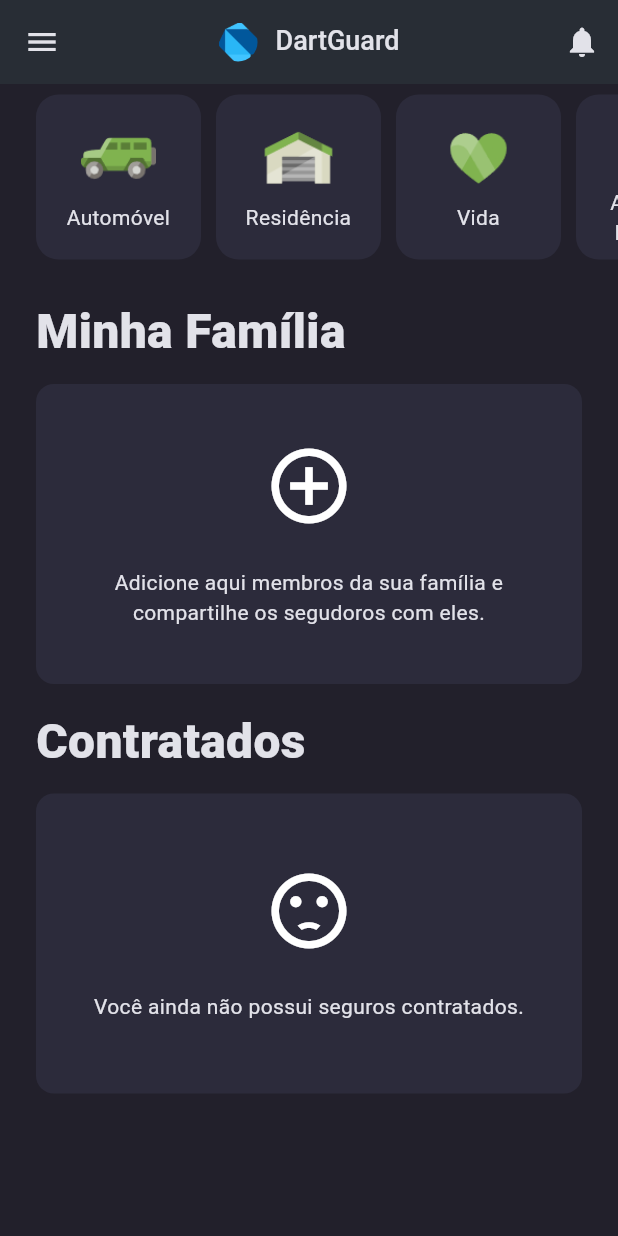
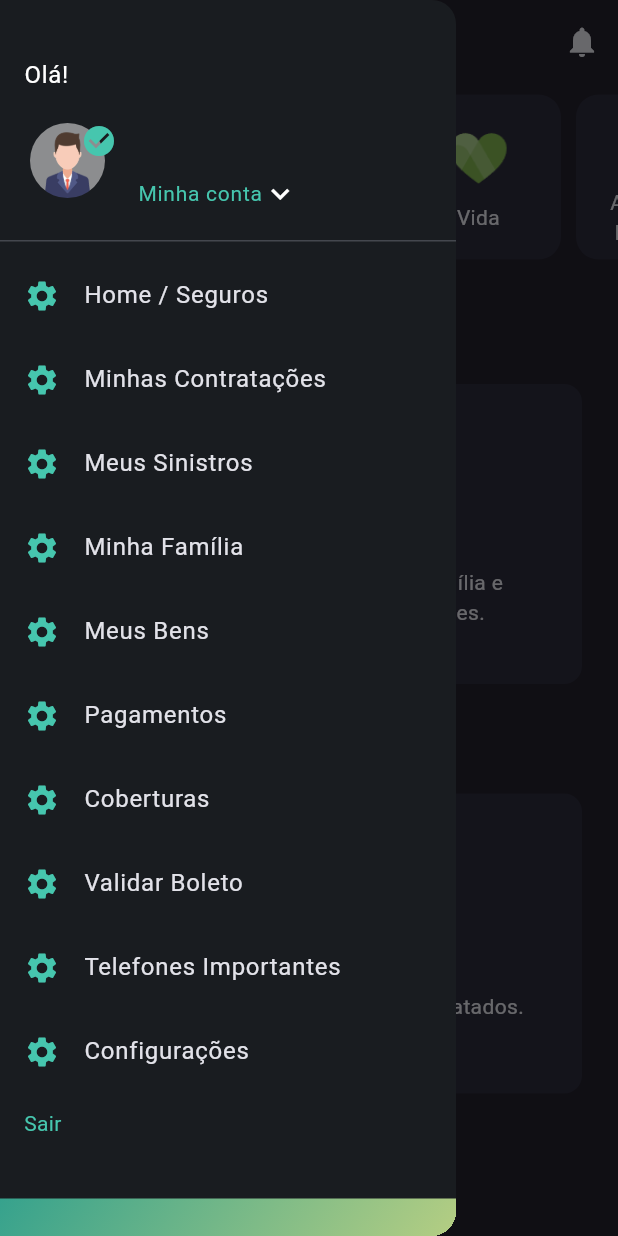
Before and after one commit to victorfidelis/DartGuard, a Flutter app: the HomeView screen opened directly, scrolled down 164 dp, after a tap on the "menu" icon, on a phone screen of 412 x 824 dp. Run offline on Flutter 3.47's test engine with Material 3 defaults, Android fonts, the phone set to English and light mode, and no system bars; our stand-ins replace cloud_firestore, firebase_auth, firebase_core; accounts and stored records are empty.

Commit message:
menu criado

```diff
--- a/dart_guard/lib/app/core/providers.dart
+++ b/dart_guard/lib/app/core/providers.dart
@@ -4,7 +4,7 @@ import 'package:dart_guard/app/modules/main/services/login/login_service.dart';
 import 'package:dart_guard/app/modules/main/views/login/viewmodel/login_viewmodel.dart';
 import 'package:dart_guard/app/modules/main/repositories/auth/auth_repository.dart';
 import 'package:dart_guard/app/modules/main/repositories/auth/firebase_auth_repository.dart';
-import 'package:dart_guard/app/modules/main/views/wrapper/wrapper_viewmodel.dart';
+import 'package:dart_guard/app/modules/main/views/wrapper/viewmodel/wrapper_viewmodel.dart';
 import 'package:dart_guard/app/shared/notifications/custom_notifications.dart';
 import 'package:dart_guard/app/shared/notifications/custom_notifications__implement.dart';
 import 'package:provider/provider.dart';
--- a/dart_guard/lib/app/modules/main/views/home/views/home_view.dart
+++ b/dart_guard/lib/app/modules/main/views/home/home_view.dart
@@ -1,15 +1,19 @@
 import 'package:dart_guard/app/modules/main/views/home/widgets/contract_section.dart';
 import 'package:dart_guard/app/modules/main/views/home/widgets/contractors_section.dart';
+import 'package:dart_guard/app/modules/main/views/home/widgets/menu_drawer.dart';
 import 'package:dart_guard/app/modules/main/views/home/widgets/my_family_section.dart';
 import 'package:dart_guard/app/modules/main/views/home/widgets/user_card.dart';
-import 'package:dart_guard/app/modules/main/views/wrapper/wrapper_viewmodel.dart';
 import 'package:dart_guard/app/shared/widgets/app_logo.dart';
 import 'package:flutter/material.dart';
-import 'package:provider/provider.dart';
 
-class HomeView extends StatelessWidget {
+class HomeView extends StatefulWidget {
   const HomeView({super.key});
 
+  @override
+  State<HomeView> createState() => _HomeViewState();
+}
+
+class _HomeViewState extends State<HomeView> {
   @override
   Widget build(BuildContext context) {
     return Scaffold(
@@ -17,9 +21,14 @@ class HomeView extends StatelessWidget {
         automaticallyImplyLeading: false,
         title: SizedBox(height: 26, child: const AppLogo()),
         centerTitle: true,
-        leading: IconButton(icon: const Icon(Icons.menu), onPressed: () {}),
+        leading: Builder(
+          builder: (context) {
+            return IconButton(icon: const Icon(Icons.menu), onPressed: () => Scaffold.of(context).openDrawer());
+          },
+        ),
         actions: [IconButton(icon: const Icon(Icons.notifications), onPressed: () {})],
       ),
+      drawer: MenuDrawer(),
       body: SingleChildScrollView(
         child: Column(
           mainAxisSize: MainAxisSize.min,
--- /dev/null
+++ b/dart_guard/lib/app/modules/main/views/home/widgets/help_card.dart
@@ -0,0 +1,35 @@
+import 'package:dart_guard/app/modules/main/views/home/widgets/user_image.dart';
+import 'package:dart_guard/app/shared/theme/theme_constants.dart';
+import 'package:flutter/material.dart';
+
+class HelpCard extends StatelessWidget {
+  const HelpCard({super.key});
+
+  @override
+  Widget build(BuildContext context) {
+    return Container(
+      height: 220,
+      decoration: BoxDecoration(gradient: ThemeConstants.defaultGradient),
+      child: Center(
+        child: Padding(
+          padding: const EdgeInsets.symmetric(horizontal: 20),
+          child: Column(
+            mainAxisSize: MainAxisSize.min,
+            crossAxisAlignment: CrossAxisAlignment.center,
+            children: [
+              SizedBox(height: 50, child: UserImage()),
+              SizedBox(height: 12),
+              Text(
+                'Dúvidas?',
+                textAlign: TextAlign.center,
+                style: TextStyle(fontSize: 18, fontWeight: FontWeight.w500),
+              ),
+              Text('Envie um e-mail para xpto_123456@email.com', textAlign: TextAlign.center),
+              SizedBox(height: 30),
+            ],
+          ),
+        ),
+      ),
+    );
+  }
+}
--- /dev/null
+++ b/dart_guard/lib/app/modules/main/views/home/widgets/menu_drawer.dart
@@ -0,0 +1,77 @@
+import 'package:dart_guard/app/modules/main/views/home/widgets/help_card.dart';
+import 'package:dart_guard/app/modules/main/views/home/widgets/menu_header.dart';
+import 'package:dart_guard/app/modules/main/views/wrapper/viewmodel/wrapper_viewmodel.dart';
+import 'package:dart_guard/app/shared/widgets/custom_text_link.dart';
+import 'package:flutter/material.dart';
+import 'package:provider/provider.dart';
+
+class MenuDrawer extends StatelessWidget {
+  const MenuDrawer({super.key});
+
+  @override
+  Widget build(BuildContext context) {
+    return Drawer(
+      child: ListView(
+        padding: EdgeInsets.zero,
+        children: <Widget>[
+          MenuHeader(),
+          ListTile(
+            leading: Icon(Icons.settings, color: Theme.of(context).colorScheme.primary),
+            title: const Text('Home / Seguros'),
+            onTap: () => Navigator.pop(context),
+          ),
+          ListTile(
+            leading: Icon(Icons.settings, color: Theme.of(context).colorScheme.primary),
+            title: const Text('Minhas Contratações'),
+            onTap: () => Navigator.pop(context),
+          ),
+          ListTile(
+            leading: Icon(Icons.settings, color: Theme.of(context).colorScheme.primary),
+            title: const Text('Meus Sinistros'),
+            onTap: () => Navigator.pop(context),
+          ),
+          ListTile(
+            leading: Icon(Icons.settings, color: Theme.of(context).colorScheme.primary),
+            title: const Text('Minha Família'),
+            onTap: () => Navigator.pop(context),
+          ),
+          ListTile(
+            leading: Icon(Icons.settings, color: Theme.of(context).colorScheme.primary),
+            title: const Text('Meus Bens'),
+            onTap: () => Navigator.pop(context),
+          ),
+          ListTile(
+            leading: Icon(Icons.settings, color: Theme.of(context).colorScheme.primary),
+            title: const Text('Pagamentos'),
+            onTap: () => Navigator.pop(context),
+          ),
+          ListTile(
+            leading: Icon(Icons.settings, color: Theme.of(context).colorScheme.primary),
+            title: const Text('Coberturas'),
+            onTap: () => Navigator.pop(context),
+          ),
+          ListTile(
+            leading: Icon(Icons.settings, color: Theme.of(context).colorScheme.primary),
+            title: const Text('Validar Boleto'),
+            onTap: () => Navigator.pop(context),
+          ),
+          ListTile(
+            leading: Icon(Icons.settings, color: Theme.of(context).colorScheme.primary),
+            title: const Text('Telefones Importantes'),
+            onTap: () => Navigator.pop(context),
+          ),
+          ListTile(
+            leading: Icon(Icons.settings, color: Theme.of(context).colorScheme.primary),
+            title: const Text('Configurações'),
+            onTap: () => Navigator.pop(context),
+          ),
+          Padding(
+            padding: const EdgeInsets.only(left: 16, top: 10, bottom: 40),
+            child: CustomTextLink(label: 'Sair', onTap: context.read<WrapperViewmodel>().logOut),
+          ),
+          HelpCard(),
+        ],
+      ),
+    );
+  }
+}
--- /dev/null
+++ b/dart_guard/lib/app/modules/main/views/home/widgets/menu_header.dart
@@ -0,0 +1,61 @@
+import 'package:dart_guard/app/modules/main/views/home/widgets/user_image.dart';
+import 'package:dart_guard/app/modules/main/views/wrapper/viewmodel/wrapper_viewmodel.dart';
+import 'package:flutter/material.dart';
+import 'package:provider/provider.dart';
+
+class MenuHeader extends StatelessWidget {
+  const MenuHeader({super.key});
+
+  @override
+  Widget build(BuildContext context) {
+    return DrawerHeader(
+      child: Column(
+        crossAxisAlignment: CrossAxisAlignment.start,
+        children: [
+          Expanded(child: SizedBox()),
+          Text('Olá!', style: TextStyle(color: Colors.white, fontSize: 16)),
+          SizedBox(
+            height: 90,
+            child: Row(
+              crossAxisAlignment: CrossAxisAlignment.center,
+              children: [
+                Padding(
+                  padding: const EdgeInsets.symmetric(horizontal: 4, vertical: 20),
+                  child: Stack(
+                    children: [
+                      UserImage(),
+                      Padding(
+                        padding: const EdgeInsets.only(left: 34.0),
+                        child: Icon(Icons.check_circle, color: Theme.of(context).colorScheme.primary),
+                      ),
+                    ],
+                  ),
+                ),
+                SizedBox(width: 10),
+                Column(
+                  mainAxisSize: MainAxisSize.min,
+                  crossAxisAlignment: CrossAxisAlignment.start,
+                  children: [
+                    Text(
+                      context.read<WrapperViewmodel>().user!.name,
+                      style: TextStyle(fontSize: 30, fontWeight: FontWeight.w900),
+                    ),
+                    Row(
+                      children: [
+                        Text(
+                          'Minha conta',
+                          style: TextStyle(fontSize: 14, color: Theme.of(context).colorScheme.primary),
+                        ),
+                        Icon(Icons.keyboard_arrow_down),
+                      ],
+                    ),
+                  ],
+                ),
+              ],
+            ),
+          ),
+        ],
+      ),
+    );
+  }
+}
--- a/dart_guard/lib/app/modules/main/views/home/widgets/user_card.dart
+++ b/dart_guard/lib/app/modules/main/views/home/widgets/user_card.dart
@@ -1,5 +1,5 @@
 import 'package:dart_guard/app/modules/main/views/home/widgets/user_image.dart';
-import 'package:dart_guard/app/modules/main/views/wrapper/wrapper_viewmodel.dart';
+import 'package:dart_guard/app/modules/main/views/wrapper/viewmodel/wrapper_viewmodel.dart';
 import 'package:dart_guard/app/shared/theme/theme_constants.dart';
 import 'package:flutter/material.dart';
 import 'package:provider/provider.dart';
--- a/dart_guard/lib/app/modules/main/views/login/widgets/forgot_password.dart
+++ /dev/null
@@ -1,10 +0,0 @@
-import 'package:flutter/material.dart';
-
-class ForgotPassword extends StatelessWidget {
-  const ForgotPassword({super.key});
-
-  @override
-  Widget build(BuildContext context) {
-    return Text('Esqueceu a senha?', style: TextStyle(color: Theme.of(context).colorScheme.primary));
-  }
-}
--- a/dart_guard/lib/app/modules/main/views/login/widgets/login_form.dart
+++ b/dart_guard/lib/app/modules/main/views/login/widgets/login_form.dart
@@ -1,6 +1,6 @@
 import 'package:dart_guard/app/modules/main/views/login/viewmodel/login_viewmodel.dart';
 import 'package:dart_guard/app/modules/main/views/login/widgets/custom_check.dart';
-import 'package:dart_guard/app/modules/main/views/login/widgets/forgot_password.dart';
+import 'package:dart_guard/app/shared/widgets/custom_text_link.dart';
 import 'package:dart_guard/app/modules/main/views/login/widgets/login_mode_selector.dart';
 import 'package:dart_guard/app/modules/main/views/login/widgets/login_button.dart';
 import 'package:dart_guard/app/modules/main/views/login/widgets/login_text_field.dart';
@@ -68,7 +68,7 @@ class LoginForm extends StatelessWidget {
                             Expanded(
                               child: CustomCheck(label: 'Lembrar sempre', initialValue: false, onChange: (value) {}),
                             ),
-                            ForgotPassword(),
+                            CustomTextLink(label: 'Esqueceu a senha?', onTap: () {}),
                           ],
                         ),
                       ],
--- a/dart_guard/lib/app/modules/main/views/wrapper/wrapper_view.dart
+++ b/dart_guard/lib/app/modules/main/views/wrapper/wrapper_view.dart
@@ -1,6 +1,6 @@
-import 'package:dart_guard/app/modules/main/views/home/views/home_view.dart';
+import 'package:dart_guard/app/modules/main/views/home/home_view.dart';
 import 'package:dart_guard/app/modules/main/views/login/login_view.dart';
-import 'package:dart_guard/app/modules/main/views/wrapper/wrapper_viewmodel.dart';
+import 'package:dart_guard/app/modules/main/views/wrapper/viewmodel/wrapper_viewmodel.dart';
 import 'package:flutter/material.dart';
 import 'package:provider/provider.dart';
 
--- /dev/null
+++ b/dart_guard/lib/app/shared/widgets/custom_text_link.dart
@@ -0,0 +1,15 @@
+import 'package:flutter/material.dart';
+
+class CustomTextLink extends StatelessWidget {
+  final String label;
+  final Function() onTap;
+  const CustomTextLink({super.key, required this.label, required this.onTap});
+
+  @override
+  Widget build(BuildContext context) {
+    return GestureDetector(
+      onTap: onTap,
+      child: Text(label, style: TextStyle(color: Theme.of(context).colorScheme.primary)),
+    );
+  }
+}
```
Also changed, not shown: dart_guard/lib/app/modules/main/views/wrapper/viewmodel/wrapper_viewmodel.dart (renamed from dart_guard/lib/app/modules/main/views/wrapper/wrapper_viewmodel.dart).
